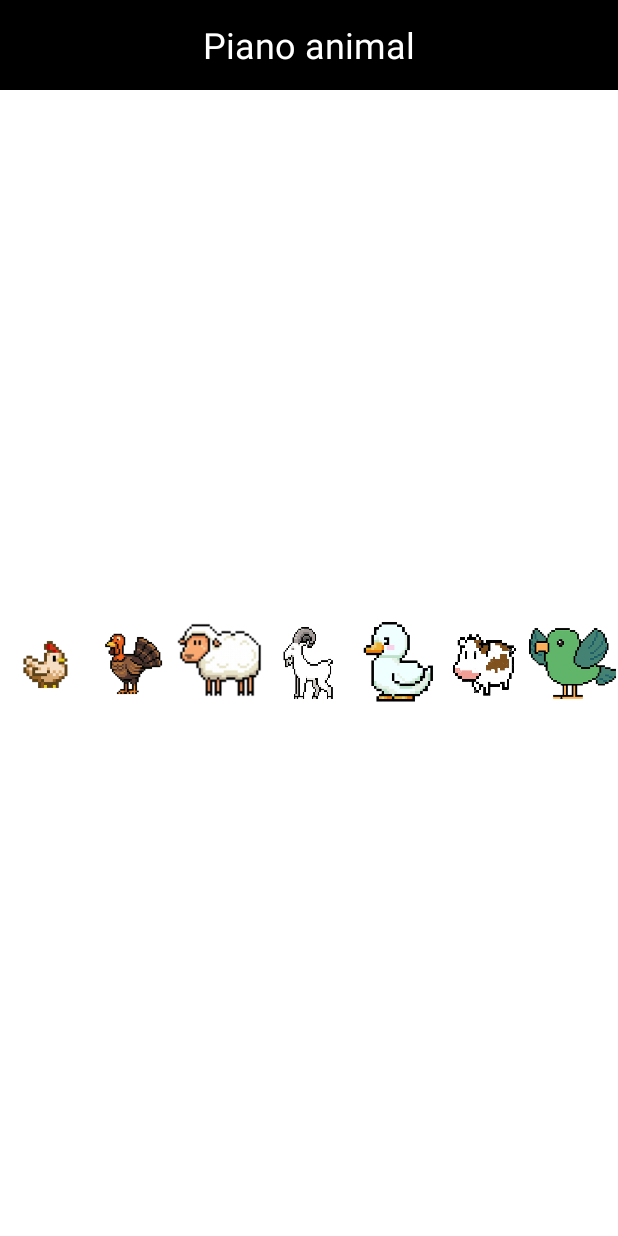
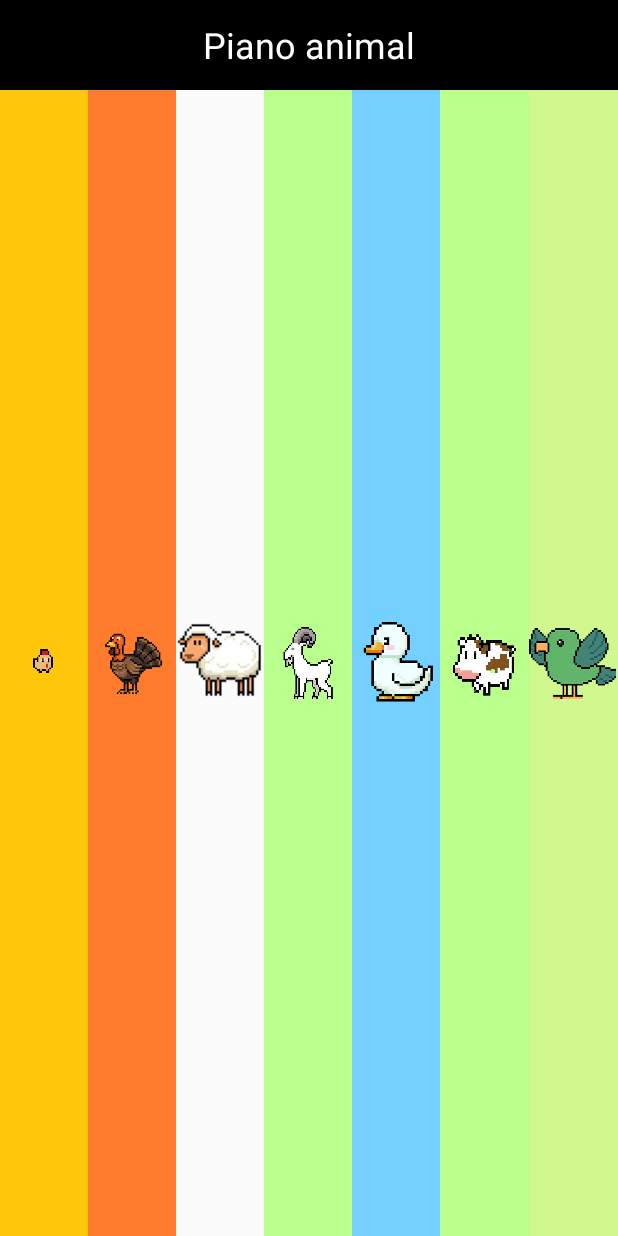
Before and after one commit to walleo503/PianoGrupo10, an Android app: the layout animales.xml on its own in the app's theme, with its tools: preview values and no code run, on a phone screen of 412 x 824 dp. Run offline under Robolectric (Android 15) with nearby library versions, the light colour scheme and no system bars.

Commit message:
animales

```diff
--- a/app/src/main/res/layout/animales.xml
+++ b/app/src/main/res/layout/animales.xml
@@ -42,18 +42,19 @@
             android:layout_width="0dp"
             android:layout_height="match_parent"
             android:layout_weight="1"
-            android:background="@color/teclas"
+            android:background="@color/pollito"
             android:src="@drawable/pollo"
             android:scaleType="centerInside"
             android:contentDescription="@string/animales"
-            android:onClick="reproducirPollo" />
+            android:onClick="reproducirPollo"
+            />
 
         <ImageButton
             android:id="@+id/btnRe"
             android:layout_width="0dp"
             android:layout_height="match_parent"
             android:layout_weight="1"
-            android:background="@color/teclas"
+            android:background="@color/pavo"
             android:contentDescription="@string/animales"
             android:onClick="reproducirGallo"
             android:scaleType="centerInside"
@@ -64,7 +65,7 @@
             android:layout_width="0dp"
             android:layout_height="match_parent"
             android:layout_weight="1"
-            android:background="@color/teclas"
+            android:background="@color/oveja"
             android:src="@drawable/oveja"
             android:scaleType="centerInside"
             android:contentDescription="@string/animales"
@@ -75,7 +76,7 @@
             android:layout_width="0dp"
             android:layout_height="match_parent"
             android:layout_weight="1"
-            android:background="@color/teclas"
+            android:background="@color/cabra"
             android:src="@drawable/cabra"
             android:scaleType="centerInside"
             android:contentDescription="@string/animales"
@@ -86,7 +87,7 @@
             android:layout_width="0dp"
             android:layout_height="match_parent"
             android:layout_weight="1"
-            android:background="@color/teclas"
+            android:background="@color/pato"
             android:src="@drawable/pato"
             android:scaleType="centerInside"
             android:contentDescription="@string/animales"
@@ -97,7 +98,7 @@
             android:layout_width="0dp"
             android:layout_height="match_parent"
             android:layout_weight="1"
-            android:background="@color/teclas"
+            android:background="@color/vaca"
             android:src="@drawable/vaca"
             android:scaleType="centerInside"
             android:contentDescription="@string/animales"
@@ -108,7 +109,7 @@
             android:layout_width="0dp"
             android:layout_height="match_parent"
             android:layout_weight="1"
-            android:background="@color/teclas"
+            android:background="@color/pajaro"
             android:src="@drawable/pajaro"
             android:scaleType="centerInside"
             android:contentDescription="@string/animales"
--- a/app/src/main/res/values/colors.xml
+++ b/app/src/main/res/values/colors.xml
@@ -3,4 +3,11 @@
     <color name="black">#FF000000</color>
     <color name="teclas">#FFFFFFFF</color>
     <color name="tecla2">#E73333</color>
+    <color name="pollito">#FFC709</color>
+    <color name="pavo">#FF7C2E</color>
+    <color name="oveja">#FBFBFB</color>
+    <color name="cabra">#B8FF8E</color>
+    <color name="pato">#74D1FF</color>
+    <color name="vaca">#BAFF8B</color>
+    <color name="pajaro">#D0F88F</color>
 </resources>
```
Also changed, not shown: app/src/main/AndroidManifest.xml (+10 -5 lines), app/src/main/java/sv/edu/catolica/pianogrupo10/AnimalesActivity.java (+89 -20 lines), app/src/main/res/drawable/pollo.png, 4 other files.
